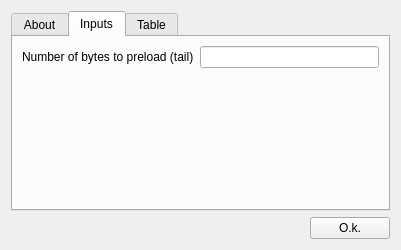
The window that antilog/src/optionsdialog.ui (bjerrep/antilog) describes before a commit, drawn with Qt 5.
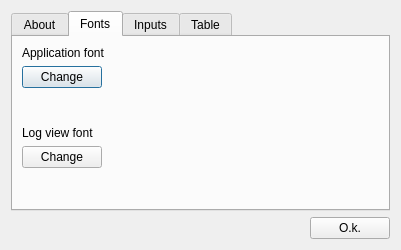
The same window after the commit. Icons and pictures are not drawn.

Commit message: added font selectors in setup

The edit to the form file:
```diff
--- a/antilog/src/optionsdialog.ui
+++ b/antilog/src/optionsdialog.ui
@@ -27,20 +27,115 @@
       <attribute name="title">
        <string>About</string>
       </attribute>
-      <widget class="QLabel" name="label">
-       <property name="geometry">
-        <rect>
-         <x>30</x>
-         <y>20</y>
-         <width>331</width>
-         <height>111</height>
-        </rect>
-       </property>
-       <property name="text">
-        <string>AntiLog
+      <layout class="QHBoxLayout" name="horizontalLayout_5">
+       <item>
+        <widget class="QLabel" name="label">
+         <property name="text">
+          <string>AntiLog
 https://github.com/bjerrep/antilog</string>
-       </property>
-      </widget>
+         </property>
+        </widget>
+       </item>
+      </layout>
+     </widget>
+     <widget class="QWidget" name="tabFonts">
+      <attribute name="title">
+       <string>Fonts</string>
+      </attribute>
+      <layout class="QHBoxLayout" name="horizontalLayout_4">
+       <item>
+        <layout class="QVBoxLayout" name="verticalLayout_2">
+         <item>
+          <widget class="QLabel" name="label_4">
+           <property name="text">
+            <string>Application font</string>
+           </property>
+          </widget>
+         </item>
+         <item>
+          <layout class="QHBoxLayout" name="horizontalLayout_6">
+           <item>
+            <widget class="QPushButton" name="pushButtonApplicationFont">
+             <property name="text">
+              <string>Change</string>
+             </property>
+            </widget>
+           </item>
+           <item>
+            <spacer name="horizontalSpacer_2">
+             <property name="orientation">
+              <enum>Qt::Horizontal</enum>
+             </property>
+             <property name="sizeHint" stdset="0">
+              <size>
+               <width>40</width>
+               <height>20</height>
+              </size>
+             </property>
+            </spacer>
+           </item>
+          </layout>
+         </item>
+         <item>
+          <spacer name="verticalSpacer_3">
+           <property name="orientation">
+            <enum>Qt::Vertical</enum>
+           </property>
+           <property name="sizeHint" stdset="0">
+            <size>
+             <width>20</width>
+             <height>40</height>
+            </size>
+           </property>
+          </spacer>
+         </item>
+         <item>
+          <widget class="QLabel" name="label_5">
+           <property name="text">
+            <string>Log view font</string>
+           </property>
+          </widget>
+         </item>
+         <item>
+          <layout class="QHBoxLayout" name="horizontalLayout_7">
+           <item>
+            <widget class="QPushButton" name="pushButtonLogViewFont">
+             <property name="text">
+              <string>Change</string>
+             </property>
+            </widget>
+           </item>
+           <item>
+            <spacer name="horizontalSpacer_3">
+             <property name="orientation">
+              <enum>Qt::Horizontal</enum>
+             </property>
+             <property name="sizeHint" stdset="0">
+              <size>
+               <width>40</width>
+               <height>20</height>
+              </size>
+             </property>
+            </spacer>
+           </item>
+          </layout>
+         </item>
+         <item>
+          <spacer name="verticalSpacer_4">
+           <property name="orientation">
+            <enum>Qt::Vertical</enum>
+           </property>
+           <property name="sizeHint" stdset="0">
+            <size>
+             <width>20</width>
+             <height>40</height>
+            </size>
+           </property>
+          </spacer>
+         </item>
+        </layout>
+       </item>
+      </layout>
      </widget>
      <widget class="QWidget" name="inputTab">
       <attribute name="title">
@@ -49,14 +144,14 @@
       <layout class="QHBoxLayout" name="horizontalLayout_2">
        <item>
         <layout class="QFormLayout" name="formLayout">
-         <item row="1" column="0">
+         <item row="0" column="0">
           <widget class="QLabel" name="numberOfBytesToTailLabel">
            <property name="text">
             <string>Number of bytes to preload (tail)</string>
            </property>
           </widget>
          </item>
-         <item row="1" column="1">
+         <item row="0" column="1">
           <widget class="QLineEdit" name="bytesToTail"/>
          </item>
         </layout>
```
The commit also changes 7 other files.
